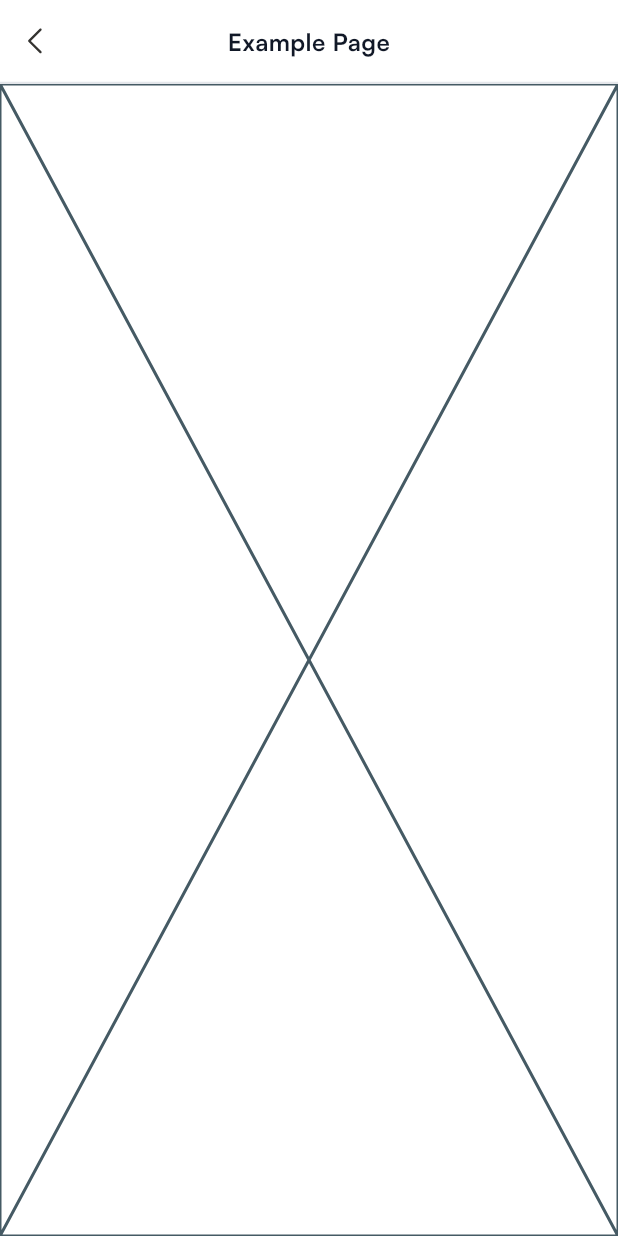
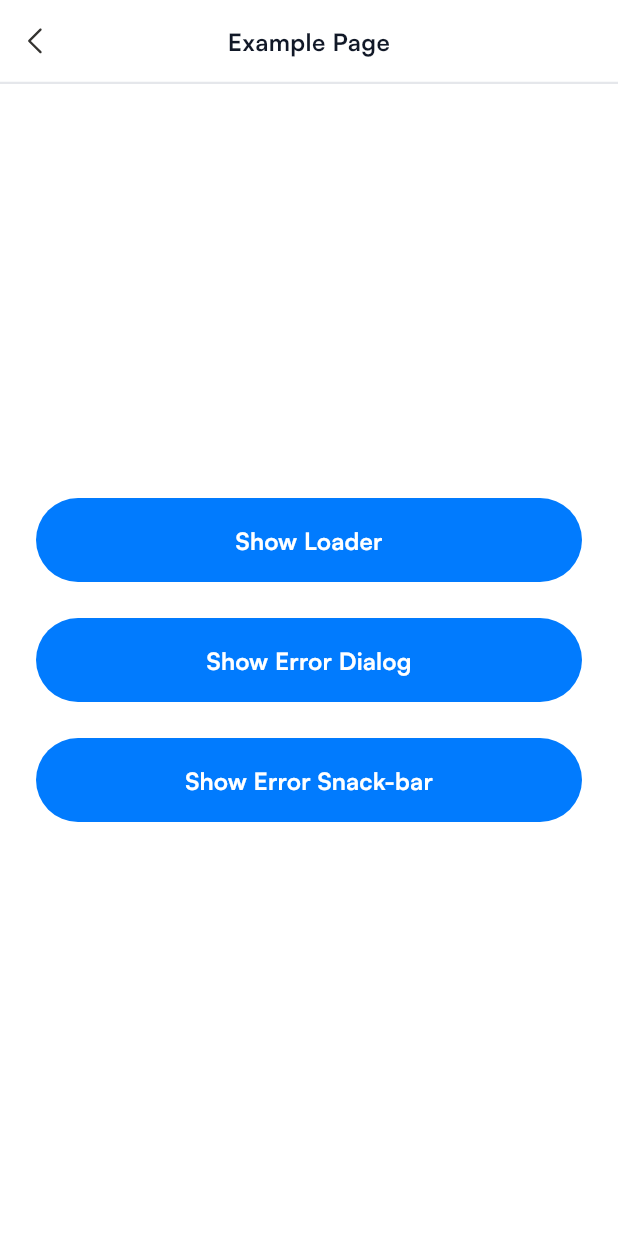
Before and after one commit to vinhppvk/janpanese-stuty-mobile, a Flutter app: the ExamplePage screen opened by its route, on a phone screen of 412 x 824 dp. Run offline on Flutter 3.47's test engine with Material 3 defaults, Android fonts, the light colour scheme and no system bars; our stand-ins replace dropdown_button2, flutter_svg, get_it, go_router, image_cropper, image_picker and 1 more.

Commit message:
IHD-508: Add common UI
- Add common UI for showing loading, show error for specific and common error

```diff
--- a/lib/app/asset/image_asset.dart
+++ b/lib/app/asset/image_asset.dart
@@ -2,6 +2,7 @@ class ImageAsset {
   const ImageAsset._();
 
   static const String _dir = 'assets/images';
-  static const String emailIllustration = '$_dir/email_illustration.png';
-  static const String celebrationIllustration = '$_dir/celebration_illustration.png';
+  static const String emailIllustration = '$_dir/Illustration type=Message.png';
+  static const String successIllustration = '$_dir/Illustration type=Successful illustration.png';
+  static const String errorIllustration = '$_dir/Illustration type=Message error.png';
 }
--- a/lib/app/theme/style/color.dart
+++ b/lib/app/theme/style/color.dart
@@ -31,4 +31,5 @@ class TColor {
   static const Color white = Colors.white;
   static const Color mikadoYellow = Color(0xFFFFC007);
   static const Color coral = Color(0xFFF68657);
+  static const Color barrier = Color(0x80111827);
 }
--- a/lib/presentation/example/page/example_page.dart
+++ b/lib/presentation/example/page/example_page.dart
@@ -1,7 +1,12 @@
 import 'package:flutter/material.dart';
 import 'package:go_router/go_router.dart';
 
+import '../../../app/utils/enum/snackbar_mode.dart';
+import '../../../app/utils/helper/snack_bar.dart';
 import '../../../app/widget/app_bar/custom_app_bar.dart';
+import '../../../app/widget/buttons/primary_button.dart';
+import '../../../app/widget/dialog/custom_alert_dialog.dart';
+import '../../../app/widget/loader/overlay_loader.dart';
 
 class ExamplePage extends StatefulWidget {
   const ExamplePage({super.key});
@@ -11,6 +16,8 @@ class ExamplePage extends StatefulWidget {
 }
 
 class _ExamplePageState extends State<ExamplePage> {
+  final OverlayLoader _overlayLoader = OverlayLoader();
+
   @override
   Widget build(BuildContext context) {
     return Scaffold(
@@ -20,7 +27,58 @@ class _ExamplePageState extends State<ExamplePage> {
           context.pop();
         },
       ),
-      body: const Placeholder(),
+      body: Center(
+        child: Padding(
+          padding: const EdgeInsets.all(24.0),
+          child: Wrap(
+            runSpacing: 24.0,
+            children: <Widget>[
+              PrimaryButton(
+                text: const Text('Show Loader'),
+                onPressed: _showOverlayLoader,
+              ),
+              PrimaryButton(
+                text: const Text('Show Error Dialog'),
+                onPressed: _showErrorDialog,
+              ),
+              PrimaryButton(
+                text: const Text('Show Error Snack-bar'),
+                onPressed: _showErrorSnackBar,
+              ),
+            ],
+          ),
+        ),
+      ),
+    );
+  }
+
+  void _showOverlayLoader() async {
+    _overlayLoader.show(context);
+
+    await Future<void>.delayed(const Duration(seconds: 5));
+
+    _overlayLoader.hide();
+  }
+
+  void _showErrorDialog() {
+    showDialog(
+      context: context,
+      builder: (BuildContext context) {
+        return CustomAlertDialog.error(
+          title: const Text('An Error Occurred!'),
+          message: const Text(
+              'Lorem ipsum dolor sit amet, consectetur adipiscing elit. Etiam sit amet mollis libero.'),
+          onPrimaryAction: () {},
+        );
+      },
+    );
+  }
+
+  void _showErrorSnackBar() {
+    showCustomSnackBar(
+      context,
+      mode: SnackBarMode.error,
+      message: 'An error occurred!',
     );
   }
 }
--- a/lib/presentation/register/page/register_steps/register_step_3.dart
+++ b/lib/presentation/register/page/register_steps/register_step_3.dart
@@ -31,7 +31,7 @@ class _RegisterStep3State extends State<RegisterStep3> {
             padding: const EdgeInsets.symmetric(horizontal: 24.0),
             child: Column(
               children: <Widget>[
-                Image.asset(ImageAsset.celebrationIllustration),
+                Image.asset(ImageAsset.successIllustration),
                 const SizedBox(height: 40.0),
                 Text(
                   'SIGN UP COMPLETED',
```
Also changed, not shown: lib/app/widget/dialog/custom_alert_dialog.dart (+19 -0 lines), lib/app/widget/loader/overlay_loader.dart (added, +53 -0 lines), assets/images/Illustration type=Message error.png (added), assets/images/Illustration type=Message.png (added), assets/images/Illustration type=Successful illustration.png (added), assets/images/celebration_illustration.png (deleted), assets/images/email_illustration.png (deleted).
